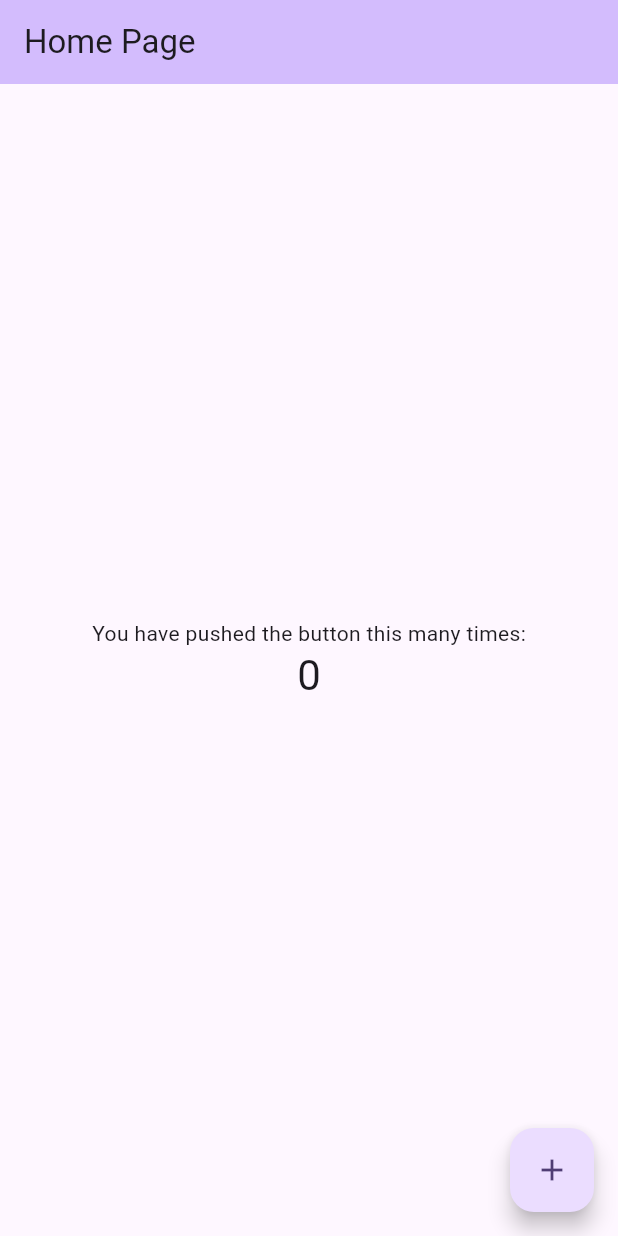
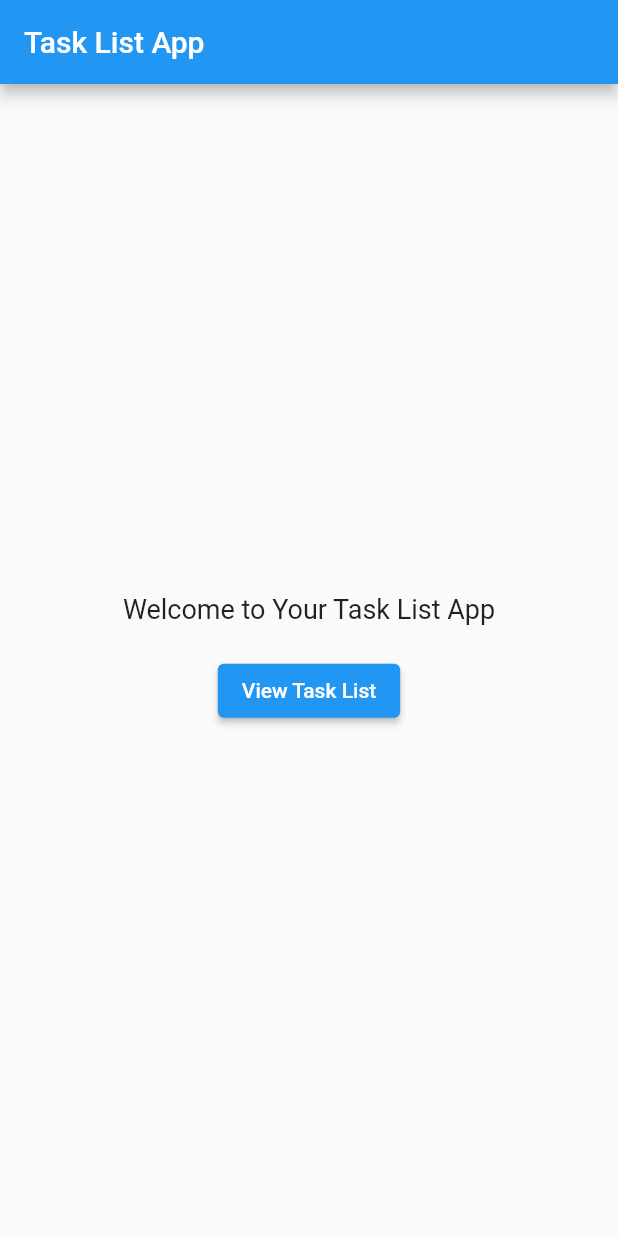
Before and after one commit to shbhm-0711/fluffy-giggle, a Flutter app: the screen it shows after launch, on a phone screen of 412 x 824 dp. Run offline on Flutter 3.47's test engine with Material 2 defaults, Android fonts, the phone set to English and light mode, and no system bars.

Commit message:
basic funcitionality - local

```diff
--- a/app/lib/main.dart
+++ b/app/lib/main.dart
@@ -1,70 +1,19 @@
 import 'package:flutter/material.dart';
+import 'package:provider/provider.dart';
+import 'package:app/screens/main_screen.dart';
+import 'package:app/services/task_provider.dart';
 
-void main() {
-  runApp(const MyApp());
-}
+void main() => runApp(const TaskListApp());
 
-class MyApp extends StatelessWidget {
-  const MyApp({super.key});
-
-  // This widget is the root of your application.
-  @override
-  Widget build(BuildContext context) {
-    return MaterialApp(
-      title: 'Flutter Demo',
-      theme: ThemeData(
-        colorScheme: ColorScheme.fromSeed(seedColor: Colors.deepPurple),
-        useMaterial3: true,
-      ),
-      home: const MyHomePage(title: 'Home Page'),
-    );
-  }
-}
-
-class MyHomePage extends StatefulWidget {
-  const MyHomePage({super.key, required this.title});
-
-  final String title;
-
-  @override
-  State<MyHomePage> createState() => _MyHomePageState();
-}
-
-class _MyHomePageState extends State<MyHomePage> {
-  int _counter = 0;
-
-  void _incrementCounter() {
-    setState(() {
-      _counter++;
-    });
-  }
+class TaskListApp extends StatelessWidget {
+  const TaskListApp({super.key});
 
   @override
   Widget build(BuildContext context) {
-    return Scaffold(
-      appBar: AppBar(
-        backgroundColor: Theme.of(context).colorScheme.inversePrimary,
-        title: Text(widget.title),
-      ),
-      body: Center(
-        child: Column(
-          mainAxisAlignment: MainAxisAlignment.center,
-          children: <Widget>[
-            const Text(
-              'You have pushed the button this many times:',
-            ),
-            Text(
-              '$_counter',
-              style: Theme.of(context).textTheme.headlineMedium,
-            ),
-          ],
-        ),
-      ),
-      floatingActionButton: FloatingActionButton(
-        onPressed: _incrementCounter,
-        tooltip: 'Increment',
-        child: const Icon(Icons.add),
-      ), // This trailing comma makes auto-formatting nicer for build methods.
-    );
+    return ChangeNotifierProvider(
+        create: (context) => TaskProvider(),
+        child: const MaterialApp(
+          home: MainScreen(),
+        ));
   }
 }
--- /dev/null
+++ b/app/lib/models/task.dart
@@ -0,0 +1,7 @@
+class Task {
+  final String taskName;
+  final String assignee;
+  final String dueDate;
+
+  Task(this.taskName, this.assignee, this.dueDate);
+}
--- /dev/null
+++ b/app/lib/routes.dart
@@ -0,0 +1,3 @@
+class Routes {
+  // Route configurations and navigation logic here
+}
--- /dev/null
+++ b/app/lib/screens/main_screen.dart
@@ -0,0 +1,38 @@
+import 'package:flutter/material.dart';
+import 'package:app/screens/task_list_screen.dart';
+
+class MainScreen extends StatelessWidget {
+  const MainScreen({super.key});
+
+  @override
+  Widget build(BuildContext context) {
+    return Scaffold(
+      appBar: AppBar(
+        title: Text("Task List App"),
+      ),
+      body: Center(
+        child: Column(
+          mainAxisAlignment: MainAxisAlignment.center,
+          children: [
+            const Text(
+              "Welcome to Your Task List App",
+              style: TextStyle(fontSize: 18),
+            ),
+            const SizedBox(height: 20),
+            ElevatedButton(
+              onPressed: () {
+                Navigator.push(
+                  context,
+                  MaterialPageRoute(
+                    builder: (context) => TaskListScreen(),
+                  ),
+                );
+              },
+              child: Text("View Task List"),
+            ),
+          ],
+        ),
+      ),
+    );
+  }
+}
--- /dev/null
+++ b/app/lib/services/task_provider.dart
@@ -0,0 +1,17 @@
+import 'package:flutter/material.dart';
+import 'package:app/models/task.dart';
+
+class TaskProvider with ChangeNotifier {
+  final List<Task> _tasks = [
+    Task("Task 1", "John Doe", "2023-10-20"),
+    Task("Task 2", "Alice Smith", "2023-10-22"),
+    Task("Task 3", "Bob Johnson", "2023-10-25"),
+  ];
+
+  List<Task> get tasks => _tasks;
+
+  void addTask(Task newTask) {
+    _tasks.add(newTask);
+    notifyListeners();
+  }
+}
--- /dev/null
+++ b/app/lib/services/task_services.dart
@@ -0,0 +1,3 @@
+class TaskService {
+  // Task-related methods here
+}
```
Also changed, not shown: app/lib/screens/add_task_screen.dart (added, +54 -0 lines), app/lib/screens/task_list_screen.dart (added, +36 -0 lines), app/lib/task.dart (added, +119 -0 lines), app/lib/widgets/task_list.dart (added, +22 -0 lines), app/pubspec.yaml (+3 -4 lines), app/lib/constant.dart (added), app/lib/utils.dart (added), app/pubspec.lock, 1 other file.
